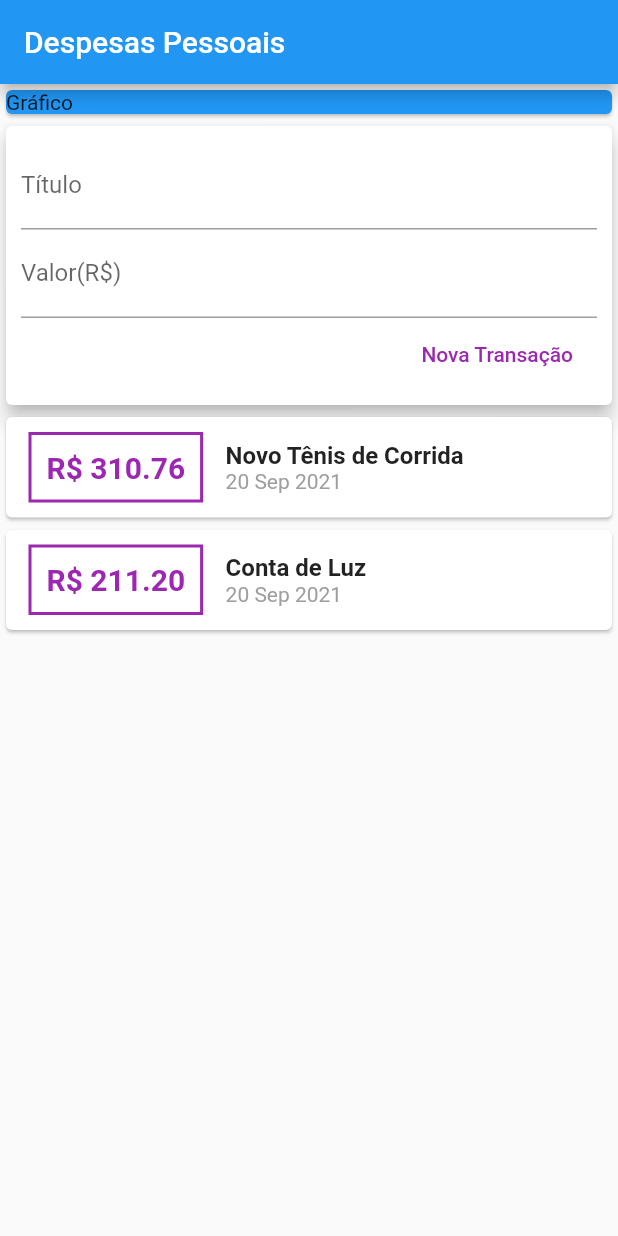
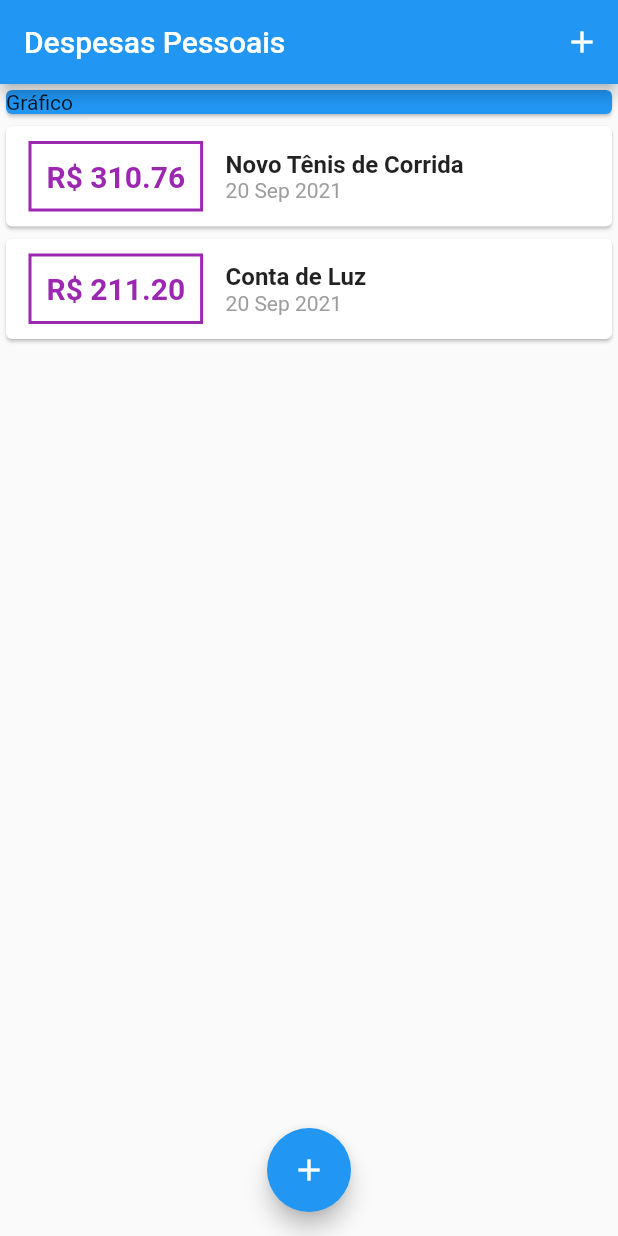
Before and after one commit to huayans/Expenses, a Flutter app: the screen it shows after launch, on a phone screen of 412 x 824 dp. Run offline on Flutter 3.47's test engine with Material 2 defaults, Android fonts, the phone set to English and light mode, and no system bars; missing offline and left inert: dart:ffi.

Commit message:
refatoração e exclusao do user adição de botões

```diff
--- a/lib/components/transaction_user.dart
+++ /dev/null
@@ -1,51 +0,0 @@
-import 'dart:math';
-
-import 'package:flutter/material.dart';
-import 'transaction_form.dart';
-import 'transaction_list.dart';
-import '../models/transaction.dart';
-
-class TransactionUser extends StatefulWidget {
-  const TransactionUser({Key? key}) : super(key: key);
-
-  @override
-  _TransactionUserState createState() => _TransactionUserState();
-}
-
-class _TransactionUserState extends State<TransactionUser> {
-  final _transaction = [
-    Transaction(
-        id: 't1',
-        title: 'Novo Tênis de Corrida',
-        value: 310.76,
-        date: DateTime.now()),
-    Transaction(
-      id: 't2',
-      title: 'Conta de Luz',
-      value: 211.20,
-      date: DateTime.now(),
-    ),
-  ];
-
-  _addTransaction(String title, double value) {
-    final newTransaction = Transaction(
-      id: Random().nextDouble().toString(),
-      title: title,
-      value: value,
-      date: DateTime.now(),
-    );
-    setState(() {
-      _transaction.add(newTransaction);
-    });
-  }
-
-  @override
-  Widget build(BuildContext context) {
-    return Column(
-      children: [
-        TransactionForm(_addTransaction),
-        TransactionList(_transaction),
-      ],
-    );
-  }
-}
--- a/lib/main.dart
+++ b/lib/main.dart
@@ -1,5 +1,10 @@
-import 'components/transaction_user.dart';
+import 'package:expenses/components/transaction_form.dart';
+
 import 'package:flutter/material.dart';
+import './components/transaction_form.dart';
+import './components/transaction_list.dart';
+import 'models/transaction.dart';
+import 'dart:math';
 
 main() => runApp(ExpensesApp());
 
@@ -12,12 +17,57 @@ class ExpensesApp extends StatelessWidget {
   }
 }
 
-class MyHomePage extends StatelessWidget {
+class MyHomePage extends StatefulWidget {
+  @override
+  _MyHomePageState createState() => _MyHomePageState();
+}
+
+class _MyHomePageState extends State<MyHomePage> {
+  final _transaction = [
+    Transaction(
+        id: 't1',
+        title: 'Novo Tênis de Corrida',
+        value: 310.76,
+        date: DateTime.now()),
+    Transaction(
+      id: 't2',
+      title: 'Conta de Luz',
+      value: 211.20,
+      date: DateTime.now(),
+    ),
+  ];
+
+  _addTransaction(String title, double value) {
+    final newTransaction = Transaction(
+      id: Random().nextDouble().toString(),
+      title: title,
+      value: value,
+      date: DateTime.now(),
+    );
+    setState(() {
+      _transaction.add(newTransaction);
+    });
+  }
+
+  _openTransactionFormModal(BuildContext context) {
+    showModalBottomSheet(
+        context: context,
+        builder: (ctx) {
+          return TransactionForm(_addTransaction);
+        });
+  }
+
   @override
   Widget build(BuildContext context) {
     return Scaffold(
       appBar: AppBar(
         title: Text('Despesas Pessoais'),
+        actions: [
+          IconButton(
+            icon: Icon(Icons.add),
+            onPressed: () => _openTransactionFormModal(context),
+          ),
+        ],
       ),
       body: SingleChildScrollView(
         child: Column(
@@ -29,10 +79,15 @@ class MyHomePage extends StatelessWidget {
                 child: Text('Gráfico'),
               ),
             ),
-            TransactionUser(),
+            TransactionList(_transaction),
           ],
         ),
       ),
+      floatingActionButton: FloatingActionButton(
+        child: Icon(Icons.add),
+        onPressed: () => _openTransactionFormModal(context),
+      ),
+      floatingActionButtonLocation: FloatingActionButtonLocation.centerFloat,
     );
   }
 }
```
Also changed, not shown: lib/components/transaction_form.dart (+24 -9 lines).
